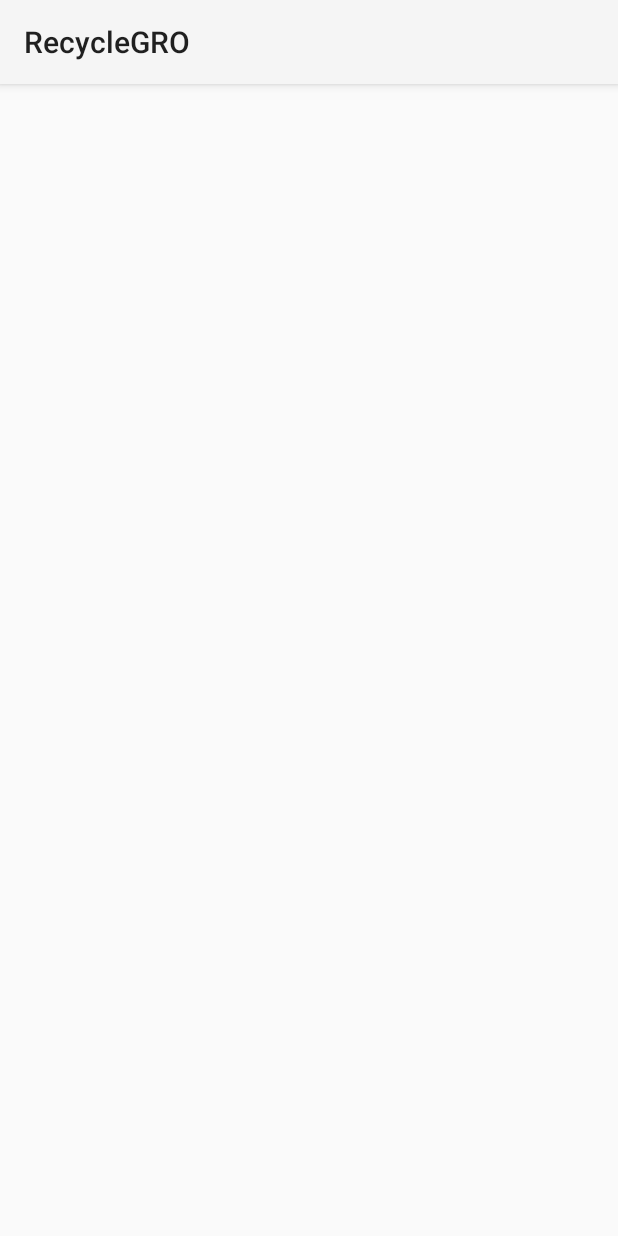
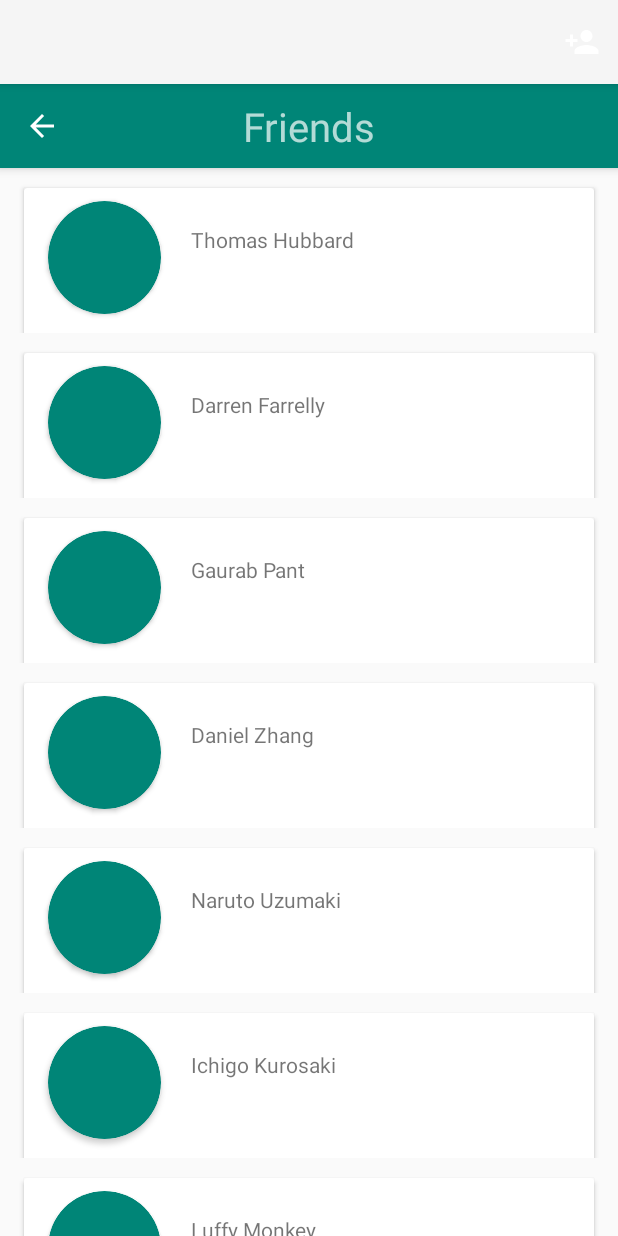
Before and after one commit to zhangbdaniel/recyclegro, an Android app: the FriendActivity screen opened directly, with no data from a screen before it, on a phone screen of 412 x 824 dp. Run offline under Robolectric (Android 15) with nearby library versions, the phone set to English and light mode, and no system bars; 1 statement that could not run was skipped.

Commit message:
working implementation of friends

```diff
--- a/app/src/main/java/compsci325/project/recyclegro/Adapter.java
+++ b/app/src/main/java/compsci325/project/recyclegro/Adapter.java
@@ -9,29 +9,36 @@ import android.widget.TextView;
 
 import java.util.List;
 
-public class Adapter extends RecyclerView.Adapter<Adapter.MyViewHolder> {
+public class Adapter extends RecyclerView.Adapter<Adapter.FriendsViewHolder> {
     private List<User> youZer;
-    public static class MyViewHolder extends RecyclerView.ViewHolder {
+
+    public static class FriendsViewHolder extends RecyclerView.ViewHolder {
         public TextView name;
-        public MyViewHolder(@NonNull View recyclerView) {
+
+        public FriendsViewHolder(@NonNull View recyclerView) {
             super(recyclerView);
             name = (TextView) recyclerView.findViewById(R.id.friend_name);
         }
     }
+
     public Adapter(List<User> myDataset) {
         youZer = myDataset;
     }
+
     @NonNull
     @Override
-    public Adapter.MyViewHolder onCreateViewHolder(ViewGroup views, int i) {
-        View recyclerView = LayoutInflater.from(views.getContext()).inflate(R.layout.recycler_view_item, views, false);
-        return new MyViewHolder(recyclerView);
+    public Adapter.FriendsViewHolder onCreateViewHolder(@NonNull ViewGroup views, int i) {
+        View recyclerView = LayoutInflater.from(views.getContext())
+                .inflate(R.layout.friends_card_layout, views, false);
+        return new FriendsViewHolder(recyclerView);
     }
+
     @Override
-    public void onBindViewHolder(@NonNull MyViewHolder friendsListViewHolder, int position) {
+    public void onBindViewHolder(@NonNull FriendsViewHolder friendsListViewHolder, int position) {
         User person = youZer.get(position);
         friendsListViewHolder.name.setText(person.getFullName());
     }
+
     @Override
     public int getItemCount() {
         return youZer.size();
--- a/app/src/main/java/compsci325/project/recyclegro/FriendActivity.java
+++ b/app/src/main/java/compsci325/project/recyclegro/FriendActivity.java
@@ -1,15 +1,23 @@
 package compsci325.project.recyclegro;
 
+import android.content.Intent;
 import android.support.v7.app.AppCompatActivity;
 import android.os.Bundle;
+import android.support.v7.widget.DefaultItemAnimator;
 import android.support.v7.widget.LinearLayoutManager;
 import android.support.v7.widget.RecyclerView;
+import android.support.v7.widget.Toolbar;
+import android.view.Menu;
+import android.view.MenuInflater;
+import android.view.MenuItem;
+import android.view.View;
 
+import java.util.ArrayList;
 import java.util.List;
 
 public class FriendActivity extends AppCompatActivity {
     private RecyclerView recyclerView;
-    private RecyclerView.Adapter adapter;
+    private Adapter adapter;
     private RecyclerView.LayoutManager manager;
     private List<User> youZer;
 
@@ -17,11 +25,48 @@ public class FriendActivity extends AppCompatActivity {
     protected void onCreate(Bundle savedInstanceState) {
         super.onCreate(savedInstanceState);
         setContentView(R.layout.activity_friend);
-        recyclerView.setHasFixedSize(true);
-        manager = new LinearLayoutManager(this);
+
+        Toolbar toolbar = (Toolbar) findViewById(R.id.toolbar_friends);
+        setSupportActionBar(toolbar);
+        getSupportActionBar().setDisplayShowTitleEnabled(false);
+
+        toolbar.setNavigationIcon(R.drawable.ic_arrow_back_24dp);
+        toolbar.setNavigationOnClickListener(
+                new View.OnClickListener() {
+                    @Override
+                    public void onClick(View v) {
+                        finish();
+                    }
+                }
+        );
+
+        recyclerView = (RecyclerView) findViewById(R.id.recyclerView);
+        youZer = new ArrayList<User>();
+        adapter = new Adapter(youZer);
+        manager = new LinearLayoutManager(getApplicationContext());
+
         recyclerView.setLayoutManager(manager);
-        adapter = new Adapter(youZer);
+        recyclerView.setItemAnimator(new DefaultItemAnimator());
         recyclerView.setAdapter(adapter);
+
+        prepareUser();
+    }
+
+    @Override
+    public boolean onCreateOptionsMenu(Menu menu){
+        MenuInflater inflater = getMenuInflater();
+
+        inflater.inflate(R.menu.friends_menu, menu);
+        return true;
+
+
+    }
+
+    @Override
+    public boolean onOptionsItemSelected(MenuItem menu_leaderboards) {
+        Intent goToFriends = new Intent(this, FriendActivity.class);
+        startActivity(goToFriends);
+        return false;
     }
 
     private void prepareUser() {
--- a/app/src/main/java/compsci325/project/recyclegro/LeaderBoardActivity.java
+++ b/app/src/main/java/compsci325/project/recyclegro/LeaderBoardActivity.java
@@ -24,6 +24,7 @@ public class LeaderBoardActivity extends AppCompatActivity {
     protected void onCreate(Bundle savedInstanceState) {
         super.onCreate(savedInstanceState);
         setContentView(R.layout.activity_leader_board);
+
         Toolbar toolbar = (Toolbar) findViewById(R.id.toolbar_leaderboard);
         setSupportActionBar(toolbar);
         getSupportActionBar().setDisplayShowTitleEnabled(false);
--- /dev/null
+++ b/app/src/main/res/drawable/ic_person_add_black_24dp.xml
@@ -0,0 +1,5 @@
+<vector android:height="24dp" android:tint="#FFFFFF"
+    android:viewportHeight="24.0" android:viewportWidth="24.0"
+    android:width="24dp" xmlns:android="http://schemas.android.com/apk/res/android">
+    <path android:fillColor="#FF000000" android:pathData="M15,12c2.21,0 4,-1.79 4,-4s-1.79,-4 -4,-4 -4,1.79 -4,4 1.79,4 4,4zM6,10L6,7L4,7v3L1,10v2h3v3h2v-3h3v-2L6,10zM15,14c-2.67,0 -8,1.34 -8,4v2h16v-2c0,-2.66 -5.33,-4 -8,-4z"/>
+</vector>
--- a/app/src/main/res/layout/activity_friend.xml
+++ b/app/src/main/res/layout/activity_friend.xml
@@ -6,17 +6,19 @@
     android:layout_height="match_parent"
     tools:context=".FriendActivity">
 
+    <include
+        android:id="@+id/toolbar_friends"
+        layout="@layout/toolbar_friends"
+        app:layout_constraintEnd_toEndOf="parent"
+        app:layout_constraintStart_toStartOf="parent"
+        app:layout_constraintTop_toTopOf="parent" />
+
     <android.support.v7.widget.RecyclerView
         android:id="@+id/recyclerView"
         android:layout_width="0dp"
         android:layout_height="0dp"
-        android:layout_marginStart="8dp"
-        android:layout_marginTop="8dp"
-        android:layout_marginEnd="8dp"
-        android:layout_marginBottom="8dp"
         app:layout_constraintBottom_toBottomOf="parent"
         app:layout_constraintEnd_toEndOf="parent"
         app:layout_constraintStart_toStartOf="parent"
-        app:layout_constraintTop_toTopOf="parent"
-        tools:listitem="@layout/recycler_view_item_1" />
+        app:layout_constraintTop_toBottomOf="@+id/toolbar_friends" />
 </android.support.constraint.ConstraintLayout>
--- /dev/null
+++ b/app/src/main/res/layout/toolbar_friends.xml
@@ -0,0 +1,17 @@
+<?xml version="1.0" encoding="utf-8"?>
+<android.support.v7.widget.Toolbar xmlns:android="http://schemas.android.com/apk/res/android"
+    android:layout_width="match_parent"
+    android:layout_height="wrap_content"
+    android:background="@color/colorPrimary"
+    android:elevation="4dp"
+    android:theme="@style/ThemeOverlay.AppCompat.Dark.ActionBar">
+
+    <TextView
+        android:id="@+id/toolbar_title"
+        android:layout_width="wrap_content"
+        android:layout_height="wrap_content"
+        android:layout_gravity="center"
+        android:text="Friends"
+        android:textSize= "12pt"/>]
+
+</android.support.v7.widget.Toolbar>
--- /dev/null
+++ b/app/src/main/res/menu/friends_menu.xml
@@ -0,0 +1,11 @@
+<?xml version="1.0" encoding="utf-8"?>
+<menu xmlns:app="http://schemas.android.com/apk/res-auto"
+    xmlns:android="http://schemas.android.com/apk/res/android">
+
+    <item
+        android:id="@+id/ic_friends"
+        android:icon="@drawable/ic_person_add_black_24dp"
+        android:title="Friends"
+        app:showAsAction="ifRoom" />
+
+</menu>
```
Also changed, not shown: app/src/main/res/layout/friends_card_layout.xml (+1 -15 lines), app/src/main/res/layout/recycler_view_item.xml (deleted, +0 -20 lines).
